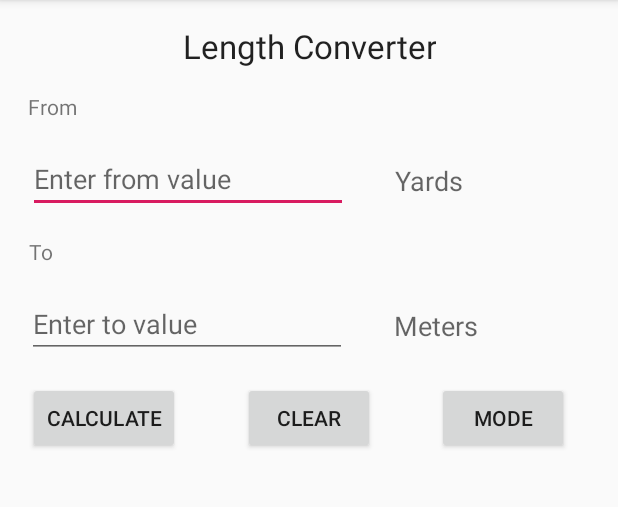
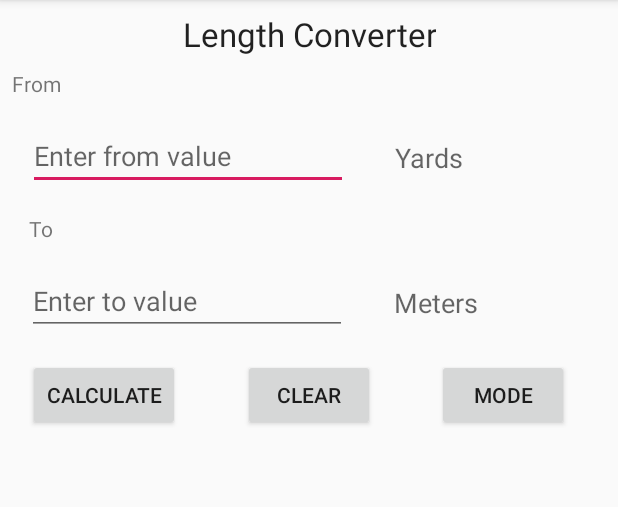
Before and after one commit to lundjrl/Conversion-Calculator, an Android app: the screen it shows after launch (MainActivity), on a phone screen of 412 x 824 dp, the part 84-591 px from its top. Run offline under Robolectric (Android 15) with nearby library versions, the phone set to English and light mode, and no system bars.

Commit message:
Merge branch 'master' of https://github.com/lundjrl/Conversion-Calculator Started HW7 # Conflicts: #	app/src/main/java/com/example/calculatorconversion/MainActivity.java

```diff
--- /dev/null
+++ b/app/src/main/res/layout-land/activity_main.xml
@@ -0,0 +1,166 @@
+<?xml version="1.0" encoding="utf-8"?>
+
+<androidx.constraintlayout.widget.ConstraintLayout xmlns:android="http://schemas.android.com/apk/res/android"
+  xmlns:app="http://schemas.android.com/apk/res-auto"
+  xmlns:tools="http://schemas.android.com/tools"
+  android:layout_width="match_parent"
+  android:layout_height="match_parent"
+  tools:context=".MainActivity">
+
+    <Button
+      android:id="@+id/calculateButton"
+      android:layout_width="wrap_content"
+      android:layout_height="wrap_content"
+      android:layout_marginTop="8dp"
+      android:layout_marginStart="8dp"
+      android:layout_marginEnd="8dp"
+      android:layout_marginLeft="8dp"
+      android:layout_marginRight="8dp"
+      android:text="Calculate"
+      app:layout_constraintEnd_toStartOf="@+id/clearButton"
+      app:layout_constraintHorizontal_bias="0.5"
+      app:layout_constraintHorizontal_chainStyle="packed"
+      app:layout_constraintStart_toStartOf="parent"
+      app:layout_constraintTop_toBottomOf="@+id/textFieldTo" />
+
+    <Button
+      android:id="@+id/clearButton"
+      android:layout_width="wrap_content"
+      android:layout_height="wrap_content"
+      android:layout_marginTop="8dp"
+      android:layout_marginStart="8dp"
+      android:layout_marginEnd="8dp"
+      android:layout_marginLeft="8dp"
+      android:layout_marginRight="8dp"
+      android:text="Clear"
+      app:layout_constraintEnd_toStartOf="@+id/modeButton"
+      app:layout_constraintHorizontal_bias="0.5"
+      app:layout_constraintStart_toEndOf="@+id/calculateButton"
+      app:layout_constraintTop_toBottomOf="@+id/textFieldTo" />
+
+    <Button
+      android:id="@+id/modeButton"
+      android:layout_width="wrap_content"
+      android:layout_height="wrap_content"
+      android:layout_marginTop="8dp"
+      android:layout_marginStart="8dp"
+      android:layout_marginEnd="8dp"
+      android:layout_marginLeft="8dp"
+      android:layout_marginRight="8dp"
+      android:text="Mode"
+      app:layout_constraintEnd_toEndOf="parent"
+      app:layout_constraintHorizontal_bias="0.5"
+      app:layout_constraintStart_toEndOf="@+id/clearButton"
+      app:layout_constraintTop_toBottomOf="@+id/textFieldTo" />
+
+    <EditText
+      android:id="@+id/textFieldFrom"
+      android:layout_width="0dp"
+      android:layout_height="wrap_content"
+      android:layout_marginTop="8dp"
+      android:layout_marginStart="8dp"
+      android:layout_marginEnd="8dp"
+      android:layout_marginLeft="8dp"
+      android:layout_marginRight="8dp"
+      android:ems="10"
+      android:hint="Enter from value"
+      android:inputType="numberDecimal|numberSigned"
+      app:layout_constraintEnd_toStartOf="@+id/toUnitText"
+      app:layout_constraintHorizontal_bias="0.5"
+      app:layout_constraintHorizontal_chainStyle="spread"
+      app:layout_constraintStart_toStartOf="parent"
+      app:layout_constraintTop_toBottomOf="@+id/fromLabel" />
+
+    <EditText
+      android:id="@+id/textFieldTo"
+      android:layout_width="0dp"
+      android:layout_height="wrap_content"
+      android:layout_marginTop="8dp"
+      android:layout_marginStart="8dp"
+      android:layout_marginEnd="8dp"
+      android:layout_marginLeft="8dp"
+      android:layout_marginRight="8dp"
+      android:ems="10"
+      android:hint="Enter to value"
+      android:inputType="numberDecimal|numberSigned"
+      app:layout_constraintEnd_toStartOf="@+id/fromUnitText"
+      app:layout_constraintHorizontal_bias="0.5"
+      app:layout_constraintHorizontal_chainStyle="spread"
+      app:layout_constraintStart_toStartOf="parent"
+      app:layout_constraintTop_toBottomOf="@+id/toLabel" />
+
+    <TextView
+      android:id="@+id/converterUnit"
+      android:layout_width="wrap_content"
+      android:layout_height="30dp"
+      android:layout_marginTop="8dp"
+      android:layout_marginStart="8dp"
+      android:layout_marginEnd="8dp"
+      android:layout_marginLeft="8dp"
+      android:layout_marginRight="8dp"
+      android:gravity="center"
+      android:text="Length Converter"
+      android:textAppearance="@style/TextAppearance.AppCompat.Large"
+      app:layout_constraintEnd_toEndOf="parent"
+      app:layout_constraintStart_toStartOf="parent"
+      app:layout_constraintTop_toTopOf="parent" />
+
+    <TextView
+      android:id="@+id/fromLabel"
+      android:layout_width="675dp"
+      android:layout_height="19dp"
+      android:layout_marginTop="8dp"
+      android:layout_marginStart="8dp"
+      android:layout_marginLeft="8dp"
+      android:text="From"
+      app:layout_constraintStart_toStartOf="parent"
+      app:layout_constraintTop_toBottomOf="@+id/converterUnit" />
+
+    <TextView
+      android:id="@+id/toLabel"
+      android:layout_width="0dp"
+      android:layout_height="wrap_content"
+      android:layout_marginTop="8dp"
+      android:layout_marginStart="8dp"
+      android:layout_marginEnd="8dp"
+      android:layout_marginLeft="8dp"
+      android:layout_marginRight="8dp"
+      android:text="To"
+      app:layout_constraintEnd_toEndOf="parent"
+      app:layout_constraintStart_toStartOf="parent"
+      app:layout_constraintTop_toBottomOf="@+id/textFieldFrom"
+      tools:text="To" />
+
+    <TextView
+      android:id="@+id/toUnitText"
+      android:layout_width="wrap_content"
+      android:layout_height="24dp"
+      android:layout_marginTop="8dp"
+      android:layout_marginStart="8dp"
+      android:layout_marginEnd="8dp"
+      android:layout_marginLeft="8dp"
+      android:layout_marginRight="8dp"
+      android:text="Yards"
+      android:textAppearance="@style/TextAppearance.AppCompat.Medium"
+      app:layout_constraintEnd_toEndOf="parent"
+      app:layout_constraintHorizontal_bias="0.5"
+      app:layout_constraintStart_toEndOf="@+id/textFieldFrom"
+      app:layout_constraintTop_toBottomOf="@+id/fromLabel" />
+
+    <TextView
+      android:id="@+id/fromUnitText"
+      android:layout_width="wrap_content"
+      android:layout_height="24dp"
+      android:layout_marginTop="8dp"
+      android:layout_marginStart="8dp"
+      android:layout_marginEnd="8dp"
+      android:layout_marginLeft="8dp"
+      android:layout_marginRight="8dp"
+      android:text="Meters"
+      android:textAppearance="@style/TextAppearance.AppCompat.Medium"
+      app:layout_constraintEnd_toEndOf="parent"
+      app:layout_constraintHorizontal_bias="0.5"
+      app:layout_constraintStart_toEndOf="@+id/textFieldTo"
+      app:layout_constraintTop_toBottomOf="@+id/toLabel" />
+
+</androidx.constraintlayout.widget.ConstraintLayout>
--- a/app/src/main/res/layout/activity_main.xml
+++ b/app/src/main/res/layout/activity_main.xml
@@ -11,20 +11,26 @@
     <TextView
       android:id="@+id/converterUnit"
       android:layout_width="wrap_content"
-        android:layout_height="wrap_content"
-        android:layout_marginTop="16dp"
+      android:layout_height="30dp"
+      android:layout_marginTop="8dp"
+      android:layout_marginStart="8dp"
+      android:layout_marginEnd="8dp"
+      android:layout_marginLeft="8dp"
+      android:layout_marginRight="8dp"
+      android:gravity="center"
       android:text="Length Converter"
       android:textAppearance="@style/TextAppearance.AppCompat.Large"
-        android:gravity="center"
       app:layout_constraintEnd_toEndOf="parent"
       app:layout_constraintStart_toStartOf="parent"
       app:layout_constraintTop_toTopOf="parent" />
 
     <TextView
       android:id="@+id/fromLabel"
-        android:layout_width="wrap_content"
-        android:layout_height="wrap_content"
-        android:layout_marginTop="16dp"
+      android:layout_width="0dp"
+      android:layout_height="19dp"
+      android:layout_marginTop="8dp"
+      android:layout_marginStart="8dp"
+      android:layout_marginLeft="8dp"
       android:text="From"
       app:layout_constraintEnd_toEndOf="parent"
       app:layout_constraintHorizontal_bias="0.05"
```
Lines whose indentation alone changed are shown as unchanged.
